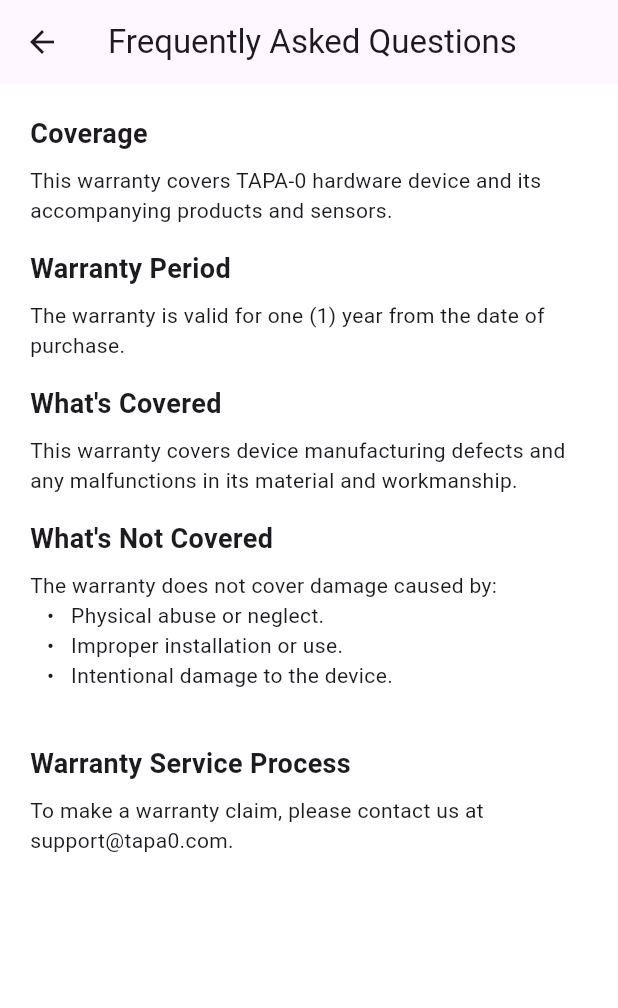
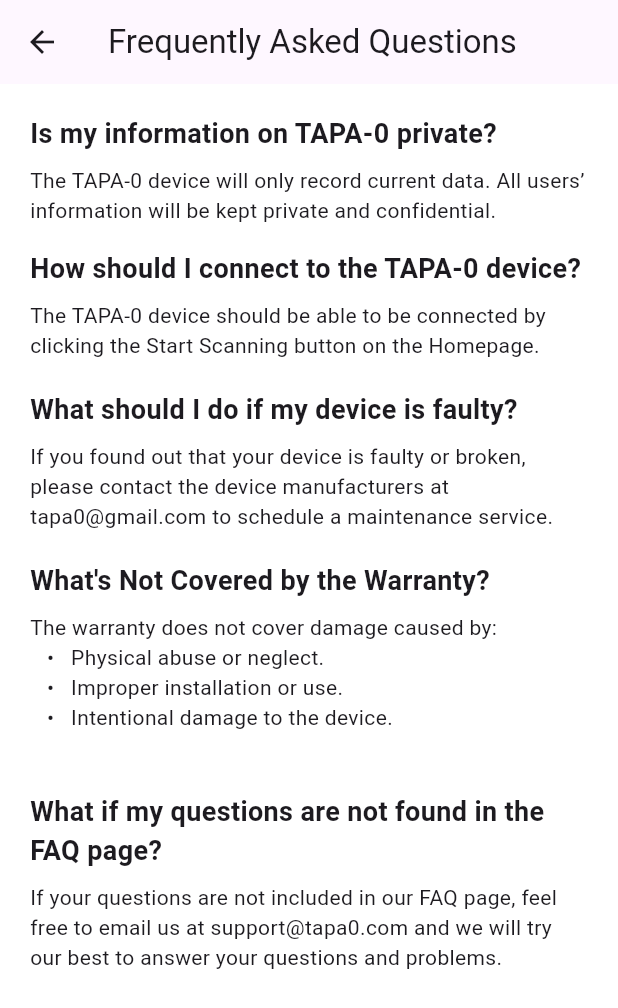
Before and after one commit to hb2909/tapa_0, a Flutter app: the FAQScreen screen opened directly, on a phone screen of 412 x 824 dp. Shown: the top 1008 px of the screen. Run offline on Flutter 3.47's test engine with Material 3 defaults, Android fonts, the phone set to English and light mode, and no system bars; our stand-ins replace firebase_auth, firebase_core, firebase_database, flutter_local_notifications, modal_bottom_sheet, permission_handler; missing offline and left inert: intro_screen_onboarding_flutter, qr_code_scanner, wifi_iot; accounts and stored records are empty.

Commit message:
FAQ page

```diff
--- a/lib/screens/faq.dart
+++ b/lib/screens/faq.dart
@@ -29,34 +29,34 @@
           crossAxisAlignment: CrossAxisAlignment.start,
           children: [
             Text(
-              'Coverage',
+              'Is my information on TAPA-0 private?',
               style: TextStyle(fontSize: 18.0, fontWeight: FontWeight.bold),
             ),
             SizedBox(height: 8.0),
             Text(
-              'This warranty covers TAPA-0 hardware device and its accompanying products and sensors.',
+              'The TAPA-0 device will only record current data. All users’ information will be kept private and confidential. ',
             ),
             SizedBox(height: 16.0),
             Text(
-              'Warranty Period',
+              'How should I connect to the TAPA-0 device?',
               style: TextStyle(fontSize: 18.0, fontWeight: FontWeight.bold),
             ),
             SizedBox(height: 8.0),
             Text(
-              'The warranty is valid for one (1) year from the date of purchase.',
+              'The TAPA-0 device should be able to be connected by clicking the Start Scanning button on the Homepage.'
             ),
-            SizedBox(height: 16.0),
+            SizedBox(height: 20.0),
             Text(
-              'What\'s Covered',
+              'What should I do if my device is faulty?',
               style: TextStyle(fontSize: 18.0, fontWeight: FontWeight.bold),
             ),
             SizedBox(height: 8.0),
             Text(
-              'This warranty covers device manufacturing defects and any malfunctions in its material and workmanship.',
+              'If you found out that your device is faulty or broken, please contact the device manufacturers at tapa0@gmail.com to schedule a maintenance service.',
             ),
-            SizedBox(height: 16.0),
+            SizedBox(height: 20.0),
             Text(
-              'What\'s Not Covered',
+              'What\'s Not Covered by the Warranty?',
               style: TextStyle(fontSize: 18.0, fontWeight: FontWeight.bold),
             ),
             SizedBox(height: 8.0),
@@ -67,14 +67,14 @@
               // '\t\t\t• \t\tNatural Disasters (e.g., lightning strike, landslides)\n',
               '\t\t\t• \t\tIntentional damage to the device. \n',
             ),
-            SizedBox(height: 16.0),
+            SizedBox(height: 20.0),
             Text(
-              'Warranty Service Process',
+              'What if my questions are not found in the FAQ page?',
               style: TextStyle(fontSize: 18.0, fontWeight: FontWeight.bold),
             ),
             SizedBox(height: 8.0),
             Text(
-              'To make a warranty claim, please contact us at support@tapa0.com.',
+              'If your questions are not included in our FAQ page, feel free to email us at support@tapa0.com and we will try our best to answer your questions and problems. ',
             ),
           ],
         ),
```
